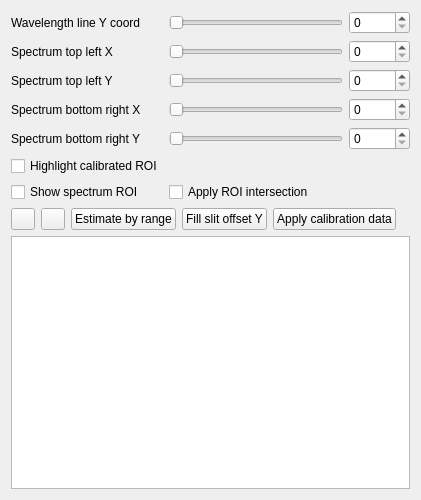
Qt form openhsl/gui/device/wcd_form.ui (OpenHSL/OpenHSL) before a commit.
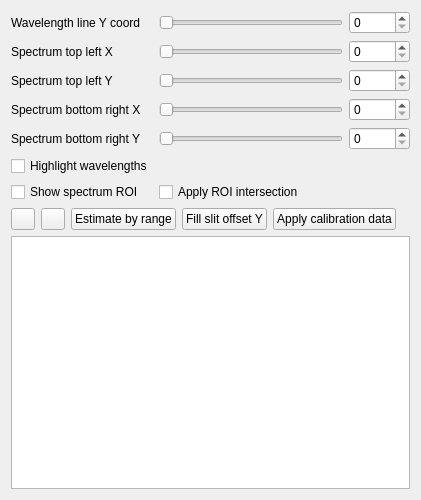
The same form after that commit.

Commit message: add: gui: highlight wavelengths

The edit to the form file:
```diff
--- a/openhsl/gui/device/wcd_form.ui
+++ b/openhsl/gui/device/wcd_form.ui
@@ -146,7 +146,7 @@
      <item row="5" column="0">
       <widget class="QCheckBox" name="highlightCalibratedROI_checkBox">
        <property name="text">
-        <string>Highlight calibrated ROI</string>
+        <string>Highlight wavelengths</string>
        </property>
       </widget>
      </item>
```
Left out of the diff: 2 changed lines with no effect on the pictures. The commit also changes 2 other files.
